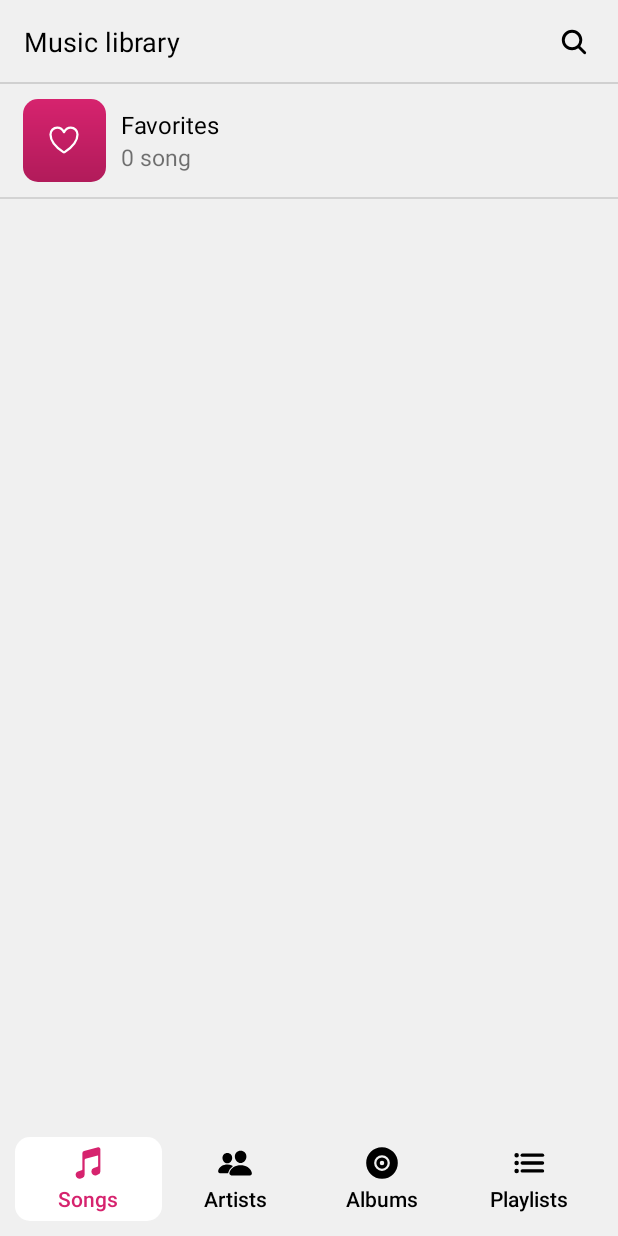
After one commit to 0pau/Music, an Android app: the fragment PlaylistsFragment placed in its activity, on a phone screen of 412 x 824 dp. The commit adds this screen. Run offline under Robolectric (Android 15) with nearby library versions, the phone set to English and light mode, and no system bars.

Commit message:
Playlists  • Added 'Playlists' fragment

```diff
--- a/app/src/main/java/com/opau/music/MainActivity.java
+++ b/app/src/main/java/com/opau/music/MainActivity.java
@@ -23,12 +23,14 @@ public class MainActivity extends AppCompatActivity {
 
         SongsFragment songs = new SongsFragment();
         ArtistsFragment artists = new ArtistsFragment();
+        PlaylistsFragment playlists = new PlaylistsFragment();
         active = songs;
 
         FragmentManager manager = getSupportFragmentManager();
 
         manager.beginTransaction().add(R.id.frame, songs, "songs").commit();
         manager.beginTransaction().add(R.id.frame, artists, "songs").hide(artists).commit();
+        manager.beginTransaction().add(R.id.frame, playlists, "songs").hide(playlists).commit();
 
         FrameLayout fl = findViewById(R.id.frame);
 
@@ -43,6 +45,13 @@ public class MainActivity extends AppCompatActivity {
                     manager.beginTransaction().hide(active).show(artists).commit();
                     active = artists;
                     break;
+                case 2:
+                    //albums
+                    break;
+                case 3:
+                    manager.beginTransaction().hide(active).show(playlists).commit();
+                    active = playlists;
+                    break;
             }
         });
     }
--- /dev/null
+++ b/app/src/main/java/com/opau/music/PlaylistsFragment.java
@@ -0,0 +1,132 @@
+package com.opau.music;
+
+import android.content.Context;
+import android.os.Bundle;
+
+import androidx.annotation.NonNull;
+import androidx.annotation.Nullable;
+import androidx.core.content.ContextCompat;
+import androidx.fragment.app.Fragment;
+
+import android.view.LayoutInflater;
+import android.view.View;
+import android.view.ViewGroup;
+import android.widget.ArrayAdapter;
+import android.widget.ImageView;
+import android.widget.ListView;
+import android.widget.TextView;
+
+import java.util.ArrayList;
+
+/**
+ * A simple {@link Fragment} subclass.
+ * Use the {@link PlaylistsFragment#newInstance} factory method to
+ * create an instance of this fragment.
+ */
+public class PlaylistsFragment extends Fragment {
+
+    View v;
+    // TODO: Rename parameter arguments, choose names that match
+    // the fragment initialization parameters, e.g. ARG_ITEM_NUMBER
+    private static final String ARG_PARAM1 = "param1";
+    private static final String ARG_PARAM2 = "param2";
+
+    // TODO: Rename and change types of parameters
+    private String mParam1;
+    private String mParam2;
+
+    public PlaylistsFragment() {
+        // Required empty public constructor
+    }
+
+    /**
+     * Use this factory method to create a new instance of
+     * this fragment using the provided parameters.
+     *
+     * @param param1 Parameter 1.
+     * @param param2 Parameter 2.
+     * @return A new instance of fragment PlaylistsFragment.
+     */
+    // TODO: Rename and change types and number of parameters
+    public static PlaylistsFragment newInstance(String param1, String param2) {
+        PlaylistsFragment fragment = new PlaylistsFragment();
+        Bundle args = new Bundle();
+        args.putString(ARG_PARAM1, param1);
+        args.putString(ARG_PARAM2, param2);
+        fragment.setArguments(args);
+        return fragment;
+    }
+
+    @Override
+    public void onCreate(Bundle savedInstanceState) {
+        super.onCreate(savedInstanceState);
+        if (getArguments() != null) {
+            mParam1 = getArguments().getString(ARG_PARAM1);
+            mParam2 = getArguments().getString(ARG_PARAM2);
+        }
+    }
+
+    @Override
+    public View onCreateView(LayoutInflater inflater, ViewGroup container,
+                             Bundle savedInstanceState) {
+        // Inflate the layout for this fragment
+        v = inflater.inflate(R.layout.fragment_playlists, container, false);
+        getPlaylists();
+        return v;
+    }
+
+    void getPlaylists() {
+
+        ArrayList<Playlist> playlists = new ArrayList<>();
+
+        playlists.add(new Playlist("Favorites", PlaylistType.FAVORITES));
+        ListView lv = v.findViewById(R.id.playlists_list);
+        lv.setAdapter(new PlaylistAdapter(getContext(), 0, playlists));
+
+    }
+
+    class PlaylistAdapter extends ArrayAdapter<Playlist> {
+
+        public PlaylistAdapter(@NonNull Context context, int resource, ArrayList<Playlist> lists) {
+            super(context, 0, lists);
+        }
+
+        @NonNull
+        @Override
+        public View getView(int position, @Nullable View convertView, @NonNull ViewGroup parent) {
+
+            Playlist list = getItem(position);
+
+            convertView = getLayoutInflater().inflate(R.layout.artist_item, null, false);
+
+            TextView name = convertView.findViewById(R.id.artist_name);
+            name.setText(list.name);
+
+            ImageView iv = convertView.findViewById(R.id.albumArt);
+
+            if (list.type == PlaylistType.FAVORITES) {
+                iv.setImageDrawable(ContextCompat.getDrawable(getContext(), R.drawable.favorites_playlist));
+            }
+
+            TextView count = convertView.findViewById(R.id.artist_song_count);
+
+            return convertView;
+        }
+    }
+
+    class Playlist {
+        public String name;
+        public PlaylistType type;
+
+        public Playlist(String name, PlaylistType type) {
+            this.name = name;
+            this.type = type;
+        }
+    }
+
+    enum PlaylistType {
+        REGULAR,        //created by the user
+        FAVORITES,      //songs marked as favorite
+        MOST_LISTENED   //most listened songs
+    }
+}
--- /dev/null
+++ b/app/src/main/res/drawable/favorite.xml
@@ -0,0 +1,8 @@
+<vector android:height="24dp" android:viewportHeight="512"
+    android:tint="@color/white"
+    android:viewportWidth="512" android:width="24dp" xmlns:android="http://schemas.android.com/apk/res/android">
+    <path android:fillColor="#00000000"
+        android:pathData="M352.92,80C288,80 256,144 256,144s-32,-64 -96.92,-64C106.32,80 64.54,124.14 64,176.81c-1.1,109.33 86.73,187.08 183,252.42a16,16 0,0 0,18 0c96.26,-65.34 184.09,-143.09 183,-252.42C447.46,124.14 405.68,80 352.92,80Z"
+        android:strokeColor="#000" android:strokeLineCap="round"
+        android:strokeLineJoin="round" android:strokeWidth="32"/>
+</vector>
--- /dev/null
+++ b/app/src/main/res/drawable/favorites_playlist.xml
@@ -0,0 +1,9 @@
+<?xml version="1.0" encoding="utf-8"?>
+<layer-list xmlns:android="http://schemas.android.com/apk/res/android">
+    <item android:width="55dp" android:height="55dp">
+        <shape android:shape="rectangle">
+            <gradient android:startColor="@color/brand_color" android:endColor="@color/brand_color_dark" android:angle="40"></gradient>
+        </shape>
+    </item>
+    <item android:width="24dp" android:height="24dp" android:gravity="center" android:drawable="@drawable/favorite"></item>
+</layer-list>
--- /dev/null
+++ b/app/src/main/res/layout/fragment_playlists.xml
@@ -0,0 +1,13 @@
+<?xml version="1.0" encoding="utf-8"?>
+<LinearLayout xmlns:android="http://schemas.android.com/apk/res/android"
+    xmlns:tools="http://schemas.android.com/tools"
+    android:layout_width="match_parent"
+    android:layout_height="match_parent"
+    android:orientation="vertical"
+    tools:context=".PlaylistsFragment">
+
+    <ListView
+        android:id="@+id/playlists_list"
+        android:layout_width="match_parent"
+        android:layout_height="match_parent" />
+</LinearLayout>
```
